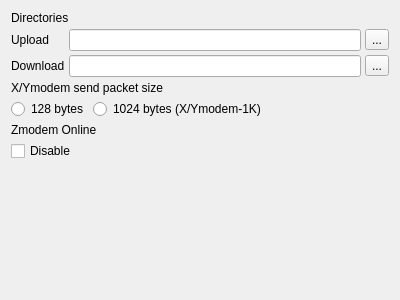
First picture: the form in src/globaloptions/globaloptionstransferwidget.ui, repository QQxiaoming/quardCRT, before the edit.
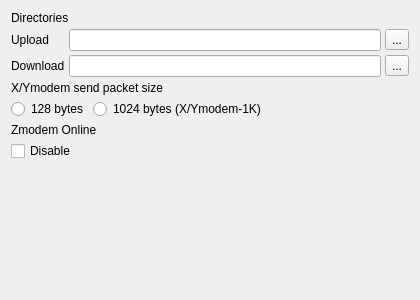
Second picture: the form after the edit.

Patch:
```diff
--- a/src/globaloptions/globaloptionstransferwidget.ui
+++ b/src/globaloptions/globaloptionstransferwidget.ui
@@ -6,7 +6,7 @@
    <rect>
     <x>0</x>
     <y>0</y>
-    <width>400</width>
+    <width>420</width>
     <height>300</height>
    </rect>
   </property>
```
Left out of the diff: 27 changed lines with no effect on the pictures.
